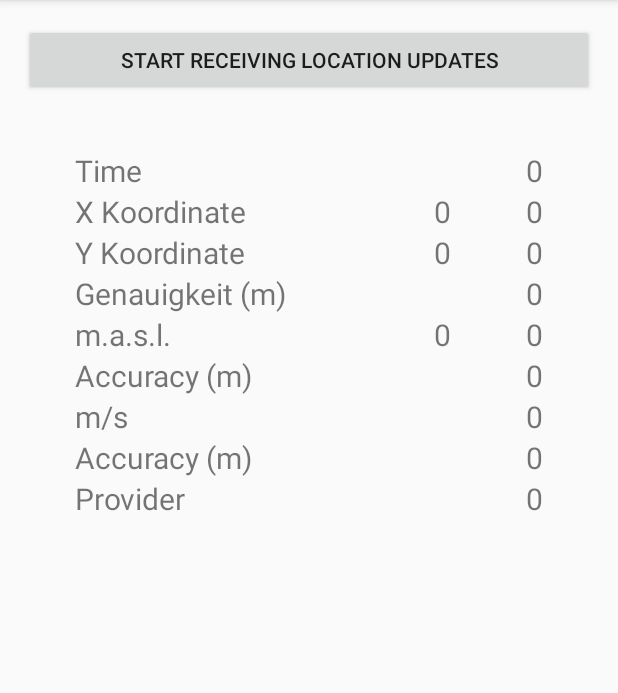
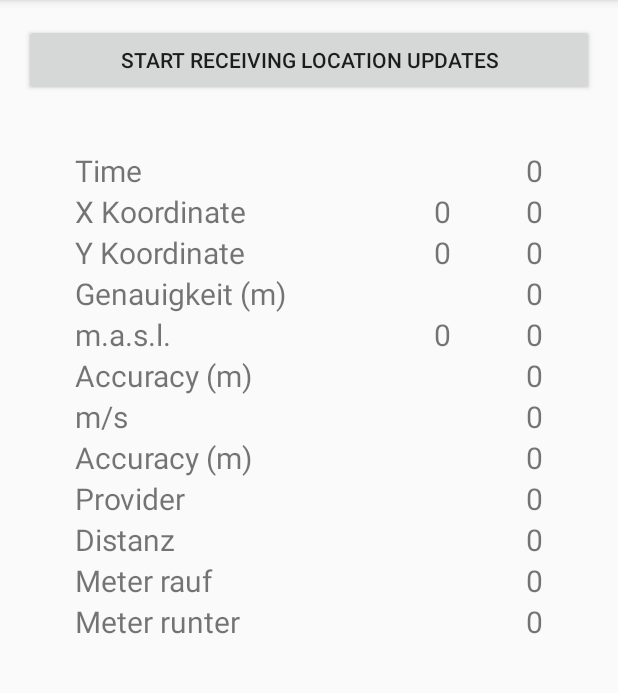
Before and after one commit to Niederb/altitool, an Android app: the screen it shows after launch (MainActivity), after a tap on "START RECEIVING LOCATION UPDATES", on a phone screen of 412 x 824 dp, the part 84-777 px from its top. Run offline under Robolectric (Android 15) with nearby library versions, the phone set to English and light mode, and no system bars; 2 statements that could not run were skipped.

Commit message:
Immediately show information in main activity

```diff
--- a/base/src/main/java/ch/niederb/altitool/LocationService.kt
+++ b/base/src/main/java/ch/niederb/altitool/LocationService.kt
@@ -53,6 +53,17 @@ class LocationService : Service() {
     // database, but because this is a simplified sample without a full database, we only need the
     // last location to create a Notification if the user navigates away from the app.
     public var lastLocation: Location? = null
+
+    public var dataIntegration = DataIntegration(0.0, 0.0, 0.0)
+
+    fun updateDataIntegration(newLocation: Location?) {
+        if (lastLocation != null && newLocation != null) {
+            val lastChLocation = convertCoordinates(lastLocation!!)
+            val newChLocation = convertCoordinates(newLocation)
+            dataIntegration = updateIntegration(dataIntegration, lastChLocation, newChLocation)
+        }
+        lastLocation = newLocation
+    }
 
     override fun onCreate() {
         Log.d(TAG, "onCreate()")
@@ -247,6 +258,7 @@ class LocationService : Service() {
 
         // 3. Set up main Intent/Pending Intents for notification.
         val launchActivityIntent = Intent(this, MainActivity::class.java)
+        launchActivityIntent.putExtra(EXTRA_LOCATION, lastLocation)
 
         val cancelIntent = Intent(this, LocationService::class.java)
         cancelIntent.putExtra(EXTRA_CANCEL_LOCATION_TRACKING_FROM_NOTIFICATION, true)
--- a/base/src/main/java/ch/niederb/altitool/MainActivity.kt
+++ b/base/src/main/java/ch/niederb/altitool/MainActivity.kt
@@ -83,7 +83,7 @@ class MainActivity : AppCompatActivity(), SharedPreferences.OnSharedPreferenceCh
 
     private lateinit var locationButton: Button
 
-    var currentLocation: Location? = null
+    private var lastLocation: Location? = null
 
     // Monitors connection to the while-in-use service.
     private val locationServiceConnection = object : ServiceConnection {
@@ -110,7 +110,7 @@ class MainActivity : AppCompatActivity(), SharedPreferences.OnSharedPreferenceCh
         sharedPreferences =
             getSharedPreferences(getString(R.string.preference_file_key), Context.MODE_PRIVATE)
 
-        locationButton = findViewById(R.id.foreground_only_location_button)
+        locationButton = findViewById(R.id.location_button)
 
         locationButton.setOnClickListener {
             val enabled = sharedPreferences.getBoolean(
@@ -122,11 +122,20 @@ class MainActivity : AppCompatActivity(), SharedPreferences.OnSharedPreferenceCh
                 if (foregroundPermissionApproved()) {
                     locationService?.subscribeToLocationUpdates()
                         ?: Log.d(TAG, "Service Not Bound")
+                    locationService?.dataIntegration = DataIntegration(0.0, 0.0, 0.0)
+                    updateGui(null)
                 } else {
                     requestForegroundPermissions()
                 }
             }
         }
+        if (intent.hasExtra(LocationService.EXTRA_LOCATION)) {
+            val location = intent.getParcelableExtra<Location>(
+                LocationService.EXTRA_LOCATION
+            )
+            updateGui(location)
+        }
+
     }
 
     override fun onStart() {
@@ -271,11 +280,12 @@ class MainActivity : AppCompatActivity(), SharedPreferences.OnSharedPreferenceCh
     }
 
     private fun updateGui(location: Location?) {
+        val decimalFormat = DecimalFormat("###.00")
         if (location != null) {
             val chCoordinates = convertCoordinates(location)
             val integerFormat = DecimalFormat("###")
-            val decimalFormat = DecimalFormat("###.00")
-            val timeFormat = SimpleDateFormat("hh:mm:ss")
+
+            val timeFormat = SimpleDateFormat("HH:mm:ss")
 
             findViewById<TextView>(R.id.time).text = timeFormat.format(location.time)
             findViewById<TextView>(R.id.xKm).text = integerFormat.format(chCoordinates.x / 1000)
@@ -305,6 +315,9 @@ class MainActivity : AppCompatActivity(), SharedPreferences.OnSharedPreferenceCh
             findViewById<TextView>(R.id.speedMeter).text = decimalFormat.format(location.speed)
 
             findViewById<TextView>(R.id.provider).text = location.provider
+
+            lastLocation = location
+
             /*float 	getBearing()
 
             Get the bearing, in degrees.
@@ -313,8 +326,15 @@ class MainActivity : AppCompatActivity(), SharedPreferences.OnSharedPreferenceCh
             Get the estimated bearing accuracy of this location, in degrees.
             long 	getElapsedRealtimeNanos()
             Get the longitude, in degrees.
-            String 	getProvider()
             */
+        }
+        if (locationService != null && locationService!!.dataIntegration != null) {
+            findViewById<TextView>(R.id.distance).text =
+                decimalFormat.format(locationService?.dataIntegration?.distance)
+            findViewById<TextView>(R.id.metersUp).text =
+                decimalFormat.format(locationService?.dataIntegration?.metersUp)
+            findViewById<TextView>(R.id.metersDown).text =
+                decimalFormat.format(locationService?.dataIntegration?.metersDown)
         }
     }
 
@@ -324,9 +344,11 @@ class MainActivity : AppCompatActivity(), SharedPreferences.OnSharedPreferenceCh
     private inner class LocationBroadcastReceiver : BroadcastReceiver() {
 
         override fun onReceive(context: Context, intent: Intent) {
+
             val location = intent.getParcelableExtra<Location>(
                 LocationService.EXTRA_LOCATION
             )
+            locationService?.updateDataIntegration(location)
             updateGui(location)
         }
     }
--- a/base/src/main/java/ch/niederb/altitool/Utils.kt
+++ b/base/src/main/java/ch/niederb/altitool/Utils.kt
@@ -3,8 +3,30 @@ package ch.niederb.altitool
 import android.content.Context
 import android.location.Location
 import androidx.core.content.edit
+import kotlin.math.absoluteValue
+import kotlin.math.pow
+import kotlin.math.sqrt
 
 data class ChCoordinates(val x: Double, val y : Double, val z: Double)
+
+data class DataIntegration(val distance: Double, val metersUp : Double, val metersDown: Double)
+
+fun calcDelta(oldLocation: ChCoordinates, newLocation: ChCoordinates): DataIntegration {
+    val deltaX = newLocation.x - oldLocation.x
+    val deltaY = newLocation.y - oldLocation.y
+    val deltaZ = newLocation.z - oldLocation.z
+    val distance = sqrt(deltaX.pow(2) + deltaY.pow(2) + deltaZ.pow(2))
+    if (deltaZ > 0) {
+        return DataIntegration(distance, deltaZ, 0.0)
+    } else {
+        return DataIntegration(distance, 0.0, deltaZ.absoluteValue)
+    }
+}
+
+fun updateIntegration(oldData: DataIntegration, oldLocation: ChCoordinates, newLocation: ChCoordinates): DataIntegration {
+    val dataUpdate = calcDelta(oldLocation, newLocation)
+    return DataIntegration(oldData.distance + dataUpdate.distance, oldData.metersUp + dataUpdate.metersUp, oldData.metersDown + dataUpdate.metersDown)
+}
 
 fun convertCoordinates(location: Location): ChCoordinates {
     val phi = (3600 * location.latitude - 169028.66) / 10000.0;
--- a/base/src/main/res/layout/activity_main.xml
+++ b/base/src/main/res/layout/activity_main.xml
@@ -10,7 +10,7 @@
     tools:context=".MainActivity">
 
     <Button
-        android:id="@+id/foreground_only_location_button"
+        android:id="@+id/location_button"
         android:layout_width="0dp"
         android:layout_height="wrap_content"
         android:layout_marginStart="16dp"
@@ -308,6 +308,96 @@
                     android:textAlignment="textEnd"
                     android:textSize="20sp" />
             </TableRow>
+
+            <TableRow
+                android:layout_width="match_parent"
+                android:layout_height="match_parent">
+
+                <TextView
+                    android:id="@+id/distanceLabel"
+                    android:layout_width="wrap_content"
+                    android:layout_height="wrap_content"
+                    android:layout_weight="1"
+                    android:text="Distanz"
+                    android:textSize="20sp" />
+
+                <TextView
+                    android:id="@+id/distanceDummy"
+                    android:layout_width="wrap_content"
+                    android:layout_height="wrap_content"
+                    android:layout_weight="1"
+                    android:textAlignment="textEnd"
+                    android:textSize="20sp" />
+
+                <TextView
+                    android:id="@+id/distance"
+                    android:layout_width="wrap_content"
+                    android:layout_height="wrap_content"
+                    android:layout_weight="1"
+                    android:text="0"
+                    android:textAlignment="textEnd"
+                    android:textSize="20sp" />
+            </TableRow>
+
+            <TableRow
+                android:layout_width="match_parent"
+                android:layout_height="match_parent">
+
+                <TextView
+                    android:id="@+id/metersUpLabel"
+                    android:layout_width="wrap_content"
+                    android:layout_height="wrap_content"
+                    android:layout_weight="1"
+                    android:text="Meter rauf"
+                    android:textSize="20sp" />
+
+                <TextView
+                    android:id="@+id/metersUpDummy"
+                    android:layout_width="wrap_content"
+                    android:layout_height="wrap_content"
+                    android:layout_weight="1"
+                    android:textAlignment="textEnd"
+                    android:textSize="20sp" />
+
+                <TextView
+                    android:id="@+id/metersUp"
+                    android:layout_width="wrap_content"
+                    android:layout_height="wrap_content"
+                    android:layout_weight="1"
+                    android:text="0"
+                    android:textAlignment="textEnd"
+                    android:textSize="20sp" />
+            </TableRow>
+
+            <TableRow
+                android:layout_width="match_parent"
+                android:layout_height="match_parent">
+
+                <TextView
+                    android:id="@+id/metersDownLabel"
+                    android:layout_width="wrap_content"
+                    android:layout_height="wrap_content"
+                    android:layout_weight="1"
+                    android:text="Meter runter"
+                    android:textSize="20sp" />
+
+                <TextView
+                    android:id="@+id/metersDownDummy"
+                    android:layout_width="wrap_content"
+                    android:layout_height="wrap_content"
+                    android:layout_weight="1"
+                    android:textAlignment="textEnd"
+                    android:textSize="20sp" />
+
+                <TextView
+                    android:id="@+id/metersDown"
+                    android:layout_width="wrap_content"
+                    android:layout_height="wrap_content"
+                    android:layout_weight="1"
+                    android:text="0"
+                    android:textAlignment="textEnd"
+                    android:textSize="20sp" />
+            </TableRow>
         </TableLayout>
     </ScrollView>
 
```
